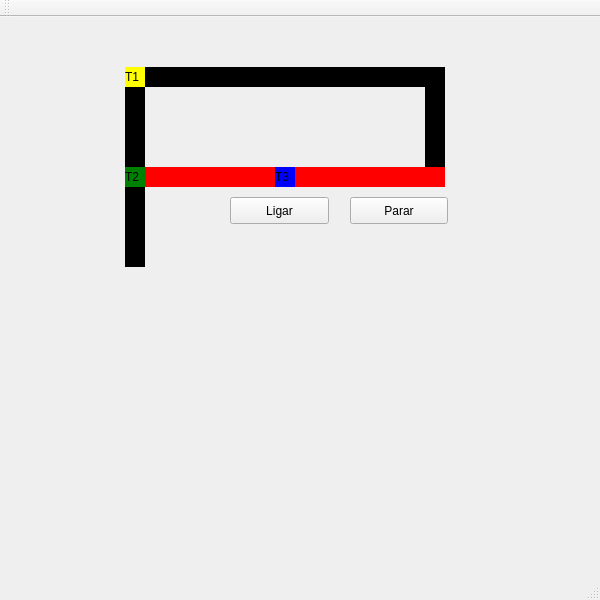
This is source/mainwindow.ui in mateusgalv/Projeto_2 as Qt 5 draws it before an edit. The edited form follows.
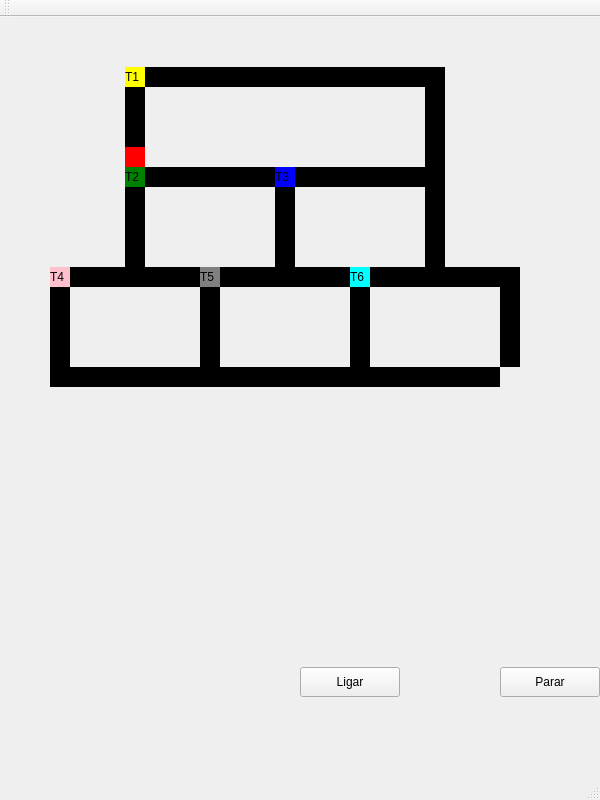
This is the edited form.

Diff of the .ui file:
```diff
--- a/source/mainwindow.ui
+++ b/source/mainwindow.ui
@@ -8,7 +8,7 @@
                 <x>0</x>
                 <y>0</y>
                 <width>600</width>
-                <height>600</height>
+                <height>800</height>
             </rect>
         </property>
         <property name="windowTitle">
@@ -72,7 +72,7 @@
             </widget>
 
             <!-- TREM 4 -->
-            <!-- <widget class="QLabel" name="label_trem4">
+            <widget class="QLabel" name="label_trem4">
                 <property name="geometry">
                     <rect>
                         <x>50</x>
@@ -87,10 +87,10 @@
                 <property name="text">
                     <string>T4</string>
                 </property>
-            </widget> -->
+            </widget>
 
             <!-- TREM 5 -->
-            <!-- <widget class="QLabel" name="label_trem5">
+            <widget class="QLabel" name="label_trem5">
                 <property name="geometry">
                     <rect>
                         <x>200</x>
@@ -105,10 +105,10 @@
                 <property name="text">
                     <string>T5</string>
                 </property>
-            </widget> -->
+            </widget>
 
             <!-- TREM 6 -->
-            <!-- <widget class="QLabel" name="label_trem6">
+            <widget class="QLabel" name="label_trem6">
                 <property name="geometry">
                     <rect>
                         <x>350</x>
@@ -123,7 +123,7 @@
                 <property name="text">
                     <string>T6</string>
                 </property>
-            </widget> -->
+            </widget>
             
 
             <!-- Trilhos T1 -->
@@ -171,7 +171,7 @@
                     </rect>
                 </property>
                 <property name="styleSheet">
-                    <string notr="true">QLabel { background: red }</string>
+                    <string notr="true">QLabel { background: black }</string>
                 </property>
                 <property name="text">
                     <string/>
@@ -188,7 +188,7 @@
                     </rect>
                 </property>
                 <property name="styleSheet">
-                    <string notr="true">QLabel { background: red }</string>
+                    <string notr="true">QLabel { background: black }</string>
                 </property>
                 <property name="text">
                     <string/>
@@ -230,7 +230,7 @@
                 </property>
             </widget>
 
-            <!-- <widget class="QLabel" name="label_trilho7">
+            <widget class="QLabel" name="label_trilho7">
                 <property name="geometry">
                     <rect>
                         <x>125</x>
@@ -240,14 +240,14 @@
                     </rect>
                 </property>
                 <property name="styleSheet">
-                    <string notr="true">QLabel { background: red }</string>
+                    <string notr="true">QLabel { background: black }</string>
                 </property>
                 <property name="text">
                     <string/>
                 </property>
-            </widget> -->
+            </widget>
 
-            <!-- <widget class="QLabel" name="label_trilho8">
+            <widget class="QLabel" name="label_trilho8">
                 <property name="geometry">
                     <rect>
                         <x>200</x>
@@ -257,14 +257,14 @@
                     </rect>
                 </property>
                 <property name="styleSheet">
-                    <string notr="true">QLabel { background: red }</string>
+                    <string notr="true">QLabel { background: black }</string>
                 </property>
                 <property name="text">
                     <string/>
                 </property>
-            </widget> -->
+            </widget>
 
-            <!-- <widget class="QLabel" name="label_trilho9">
+            <widget class="QLabel" name="label_trilho9">
                 <property name="geometry">
                     <rect>
                         <x>275</x>
@@ -274,15 +274,15 @@
                     </rect>
                 </property>
                 <property name="styleSheet">
-                    <string notr="true">QLabel { background: red }</string>
+                    <string notr="true">QLabel { background: black }</string>
                 </property>
                 <property name="text">
                     <string/>
                 </property>
-            </widget> -->
+            </widget>
 
             <!-- Trilhos T3 -->
-            <!-- <widget class="QLabel" name="label_trilho10">
+            <widget class="QLabel" name="label_trilho10">
                 <property name="geometry">
                     <rect>
                         <x>275</x>
@@ -292,7 +292,7 @@
                     </rect>
                 </property>
                 <property name="styleSheet">
-                    <string notr="true">QLabel { background: red }</string>
+                    <string notr="true">QLabel { background: black }</string>
                 </property>
                 <property name="text">
                     <string/>
@@ -309,7 +309,7 @@
                     </rect>
                 </property>
                 <property name="styleSheet">
-                    <string notr="true">QLabel { background: red }</string>
+                    <string notr="true">QLabel { background: black }</string>
                 </property>
                 <property name="text">
                     <string/>
@@ -331,10 +331,10 @@
                 <property name="text">
                     <string/>
                 </property>
-            </widget> -->
+            </widget>
 
             <!-- Trilhos T4 -->
-            <!-- <widget class="QLabel" name="label_trilho13">
+            <widget class="QLabel" name="label_trilho13">
                 <property name="geometry">
                     <rect>
                         <x>50</x>
@@ -395,15 +395,15 @@
                     </rect>
                 </property>
                 <property name="styleSheet">
-                    <string notr="true">QLabel { background: red }</string>
+                    <string notr="true">QLabel { background: black }</string>
                 </property>
                 <property name="text">
                     <string/>
                 </property>
-            </widget> -->
+            </widget>
 
             <!-- Trilhos T5 -->
-            <!-- <widget class="QLabel" name="label_trilho17">
+            <widget class="QLabel" name="label_trilho17">
                 <property name="geometry">
                     <rect>
                         <x>200</x>
@@ -426,19 +426,19 @@
                         <x>350</x>
                         <y>250</y>
                         <width>20</width>
-                        <height>150</height>
+                        <height>100</height>
                     </rect>
                 </property>
                 <property name="styleSheet">
-                    <string notr="true">QLabel { background: red }</string>
+                    <string notr="true">QLabel { background: black }</string>
                 </property>
                 <property name="text">
                     <string/>
                 </property>
-            </widget> -->
+            </widget>
 
             <!-- Trilhos T6 -->
-            <!-- <widget class="QLabel" name="label_trilho19">
+            <widget class="QLabel" name="label_trilho19">
                 <property name="geometry">
                     <rect>
                         <x>350</x>
@@ -461,7 +461,7 @@
                         <x>500</x>
                         <y>250</y>
                         <width>20</width>
-                        <height>150</height>
+                        <height>100</height>
                     </rect>
                 </property>
                 <property name="styleSheet">
@@ -487,15 +487,31 @@
                 <property name="text">
                     <string/>
                 </property>
-            </widget> -->
+            </widget>
 
+            <!-- SEMAFOROS -->
+            <widget class="QLabel" name="semaphore_1">
+                <property name="geometry">
+                    <rect>
+                        <x>125</x>
+                        <y>130</y>
+                        <width>20</width>
+                        <height>20</height>
+                    </rect>
+                </property>
+                <property name="styleSheet">
+                    <string notr="true">QLabel { background: red }</string>
+                </property>
+            </widget>
+            
+            <!-- CONTROLES -->
             <widget class="QPushButton" name="pushButton">
                 <property name="geometry">
                     <rect>
-                        <x>230</x>
-                        <y>180</y>
-                        <width>99</width>
-                        <height>27</height>
+                        <x>300</x>
+                        <y>650</y>
+                        <width>100</width>
+                        <height>30</height>
                     </rect>
                 </property>
                 <property name="text">
@@ -506,10 +522,10 @@
             <widget class="QPushButton" name="pushButton_2">
                 <property name="geometry">
                 <rect>
-                    <x>350</x>
-                    <y>180</y>
-                    <width>98</width>
-                    <height>27</height>
+                        <x>500</x>
+                        <y>650</y>
+                        <width>100</width>
+                        <height>30</height>
                 </rect>
                 </property>
                 <property name="text">
@@ -520,20 +536,15 @@
     <zorder>label_trem1</zorder>
     <zorder>label_trem2</zorder>
     <zorder>label_trem3</zorder>
-   
-    <!-- <zorder>label_trilho1</zorder>
-    <zorder>label_trilho2</zorder>
-    <zorder>label_trilho3</zorder>
-    <zorder>label_trilho4</zorder>
-    <zorder>pushButton</zorder>
-    <zorder>pushButton_2</zorder>
-    <zorder>label_trilho4_2</zorder>
-    <zorder>label_trilho1_2</zorder>
-    <zorder>label_trilho2_2</zorder>
-
     <zorder>label_trem4</zorder>
     <zorder>label_trem5</zorder>
-    <zorder>label_trem6</zorder> -->
+    <zorder>label_trem6</zorder> 
+
+    <zorder>semaphore_1</zorder>
+      
+    <zorder>pushButton</zorder>
+    <zorder>pushButton_2</zorder>
+
 
     </widget>
   
```
